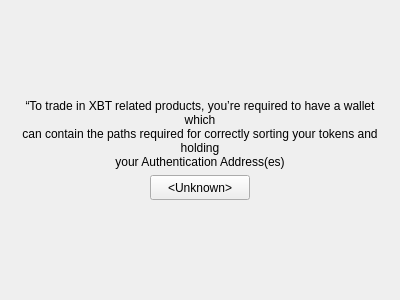
Old version of the form BlockSettleUILib/Trading/WalletShieldPage.ui in the repository BlockSettle/terminal.
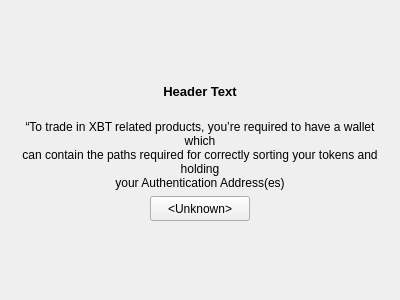
New version of the form.

Commit message: Add new shield for not confirmed auth adresses

```diff
--- a/BlockSettleUILib/Trading/WalletShieldPage.ui
+++ b/BlockSettleUILib/Trading/WalletShieldPage.ui
@@ -13,7 +13,7 @@
   <property name="windowTitle">
    <string>Form</string>
   </property>
-  <layout class="QVBoxLayout" name="verticalLayout">
+  <layout class="QVBoxLayout" name="verticalLayout_2">
    <item>
     <spacer name="verticalSpacer">
      <property name="orientation">
@@ -27,6 +27,62 @@
      </property>
     </spacer>
    </item>
+   <item>
+    <widget class="QWidget" name="headerWidget" native="true">
+     <layout class="QVBoxLayout" name="verticalLayout">
+      <property name="leftMargin">
+       <number>0</number>
+      </property>
+      <property name="topMargin">
+       <number>0</number>
+      </property>
+      <property name="rightMargin">
+       <number>0</number>
+      </property>
+      <property name="bottomMargin">
+       <number>10</number>
+      </property>
+      <item>
+       <widget class="QLabel" name="shieldHeaderText">
+        <property name="minimumSize">
+         <size>
+          <width>0</width>
+          <height>25</height>
+         </size>
+        </property>
+        <property name="maximumSize">
+         <size>
+          <width>16777215</width>
+          <height>16777215</height>
+         </size>
+        </property>
+        <property name="font">
+         <font>
+          <pointsize>10</pointsize>
+          <weight>75</weight>
+          <bold>true</bold>
+         </font>
+        </property>
+        <property name="mouseTracking">
+         <bool>false</bool>
+        </property>
+        <property name="text">
+         <string>Header Text</string>
+        </property>
+        <property name="alignment">
+         <set>Qt::AlignCenter</set>
+        </property>
+        <property name="wordWrap">
+         <bool>true</bool>
+        </property>
+        <property name="h5" stdset="0">
+         <bool>true</bool>
+        </property>
+       </widget>
+      </item>
+     </layout>
+    </widget>
+   </item>
    <item>
     <widget class="QLabel" name="shieldText">
      <property name="minimumSize">
@@ -120,6 +176,9 @@
      <property name="orientation">
       <enum>Qt::Vertical</enum>
      </property>
+     <property name="sizeType">
+      <enum>QSizePolicy::Expanding</enum>
+     </property>
      <property name="sizeHint" stdset="0">
       <size>
        <width>361</width>
```
The commit also changes 4 other files.
